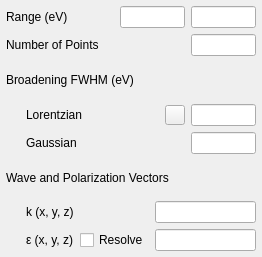
Qt form src/crispy/quanty/uis/axis.ui (mretegan/crispy) before a commit.
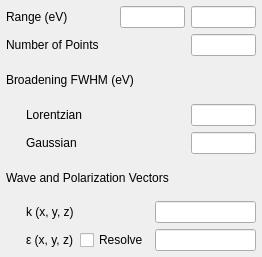
The same form after that commit. Custom widgets are drawn as their Qt base class.

Commit message: Add Lorentzian overlay

What changed in the file:
```diff
--- a/src/crispy/quanty/uis/axis.ui
+++ b/src/crispy/quanty/uis/axis.ui
@@ -190,7 +190,14 @@
         </size>
        </property>
        <property name="toolTip">
-        <string>Lorentzian settings</string>
+        <string>Lorentzian Settings</string>
+       </property>
+       <property name="autoRaise">
+        <bool>true</bool>
+       </property>
+       <property name="styleSheet">
+        <string notr="true">QToolButton { border: none; background: transparent; }
+QToolButton:hover { background: rgba(0, 0, 0, 0.08); border-radius: 4px; }</string>
        </property>
       </widget>
      </item>
```
The commit also changes 1 other file.
